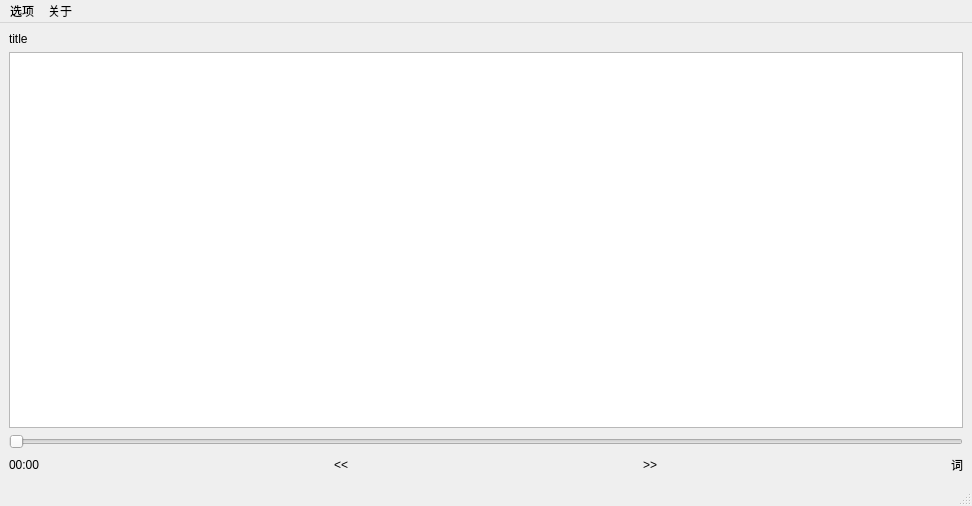
Before: the Qt Designer form Lyrics/mainwindow.ui in georgezzzh/SpotifyLyricQt, drawn with Qt 5.
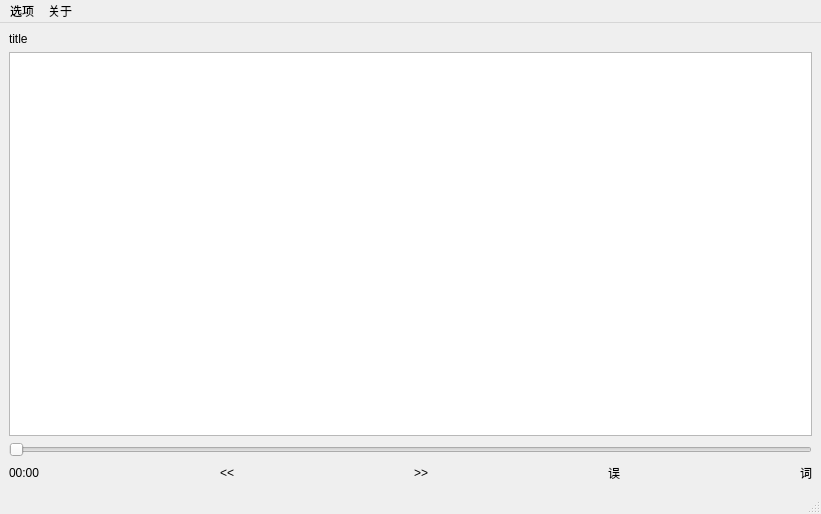
After: the same form once the commit is applied. Custom widgets are drawn as their Qt base class.

Commit message: 歌词校正按钮

What changed in the file:
```diff
--- a/Lyrics/mainwindow.ui
+++ b/Lyrics/mainwindow.ui
@@ -6,8 +6,8 @@
    <rect>
     <x>0</x>
     <y>0</y>
-    <width>972</width>
-    <height>506</height>
+    <width>821</width>
+    <height>514</height>
    </rect>
   </property>
   <property name="windowTitle">
@@ -94,6 +94,26 @@
         </property>
        </spacer>
       </item>
+      <item>
+       <widget class="MyLabel" name="lyricErrorFlag">
+        <property name="text">
+         <string>误</string>
+        </property>
+       </widget>
+      </item>
+      <item>
+       <spacer name="horizontalSpacer_4">
+        <property name="orientation">
+         <enum>Qt::Horizontal</enum>
+        </property>
+        <property name="sizeHint" stdset="0">
+         <size>
+          <width>40</width>
+          <height>20</height>
+         </size>
+        </property>
+       </spacer>
+      </item>
       <item>
        <widget class="MyLabel" name="desklyricFlag">
         <property name="text">
@@ -110,7 +130,7 @@
     <rect>
      <x>0</x>
      <y>0</y>
-     <width>972</width>
+     <width>821</width>
      <height>26</height>
     </rect>
    </property>
```
The commit also changes 7 other files.
